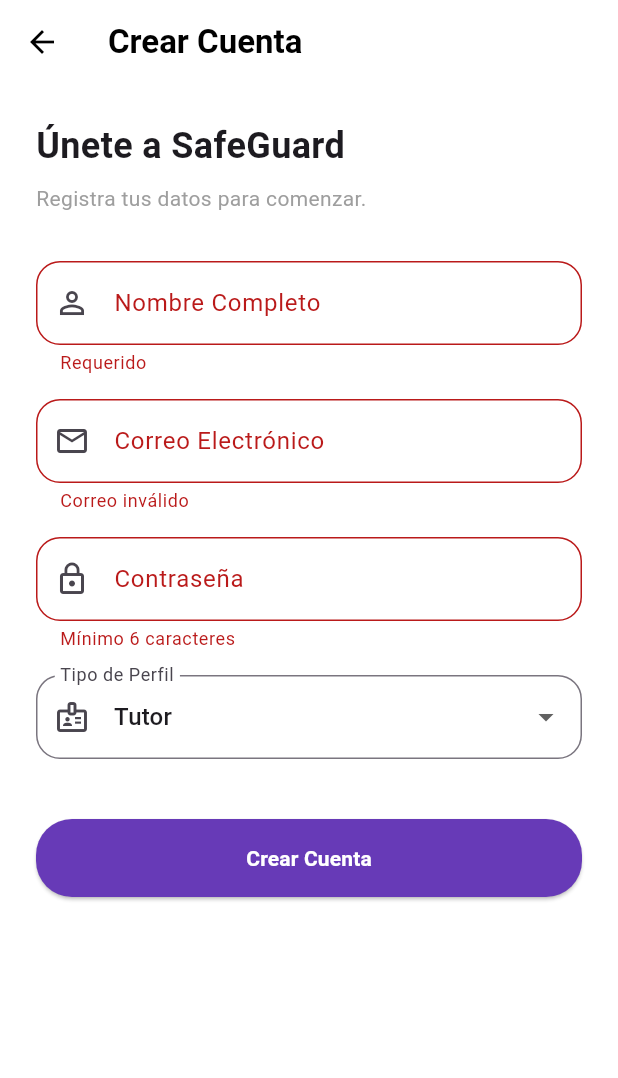
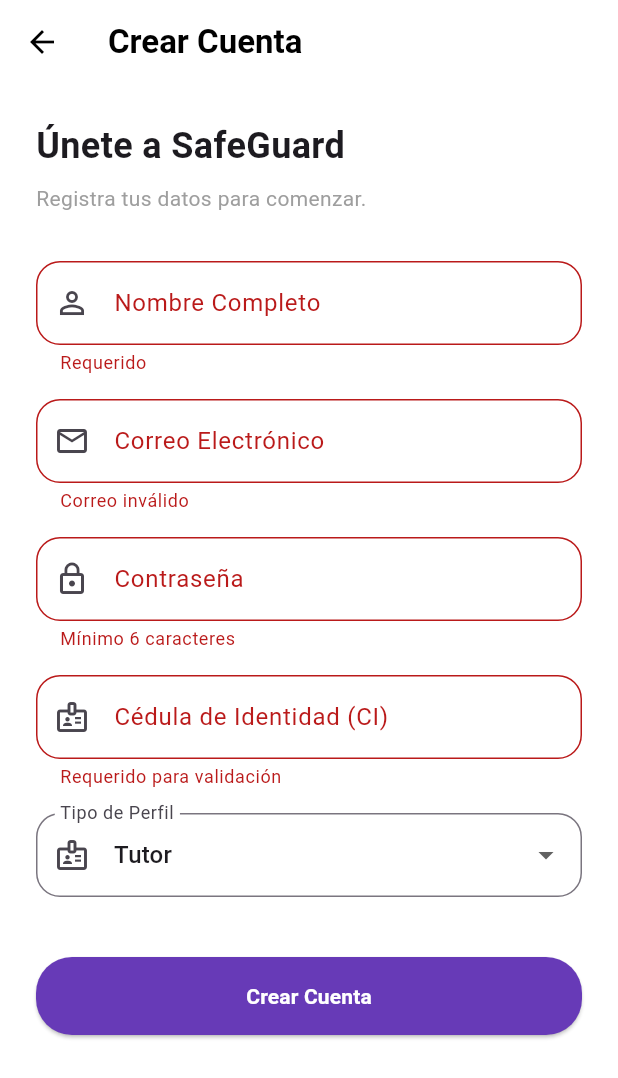
Before and after one commit to LUISALEJANDROSANDOVAL/EduSafe, a Flutter app: the SignUpPage screen opened directly, after a tap on "Crear Cuenta", on a phone screen of 412 x 824 dp. Shown: the top 1078 px of the screen. Run offline on Flutter 3.47's test engine with Material 3 defaults, Android fonts, the phone set to English and light mode, and no system bars; our stand-ins replace camera, flutter_dotenv, supabase_flutter; missing offline and left inert: dart:html, google_mlkit_barcode_scanning, google_mlkit_face_detection; accounts and stored records are empty.

Commit message:
avance brazuco

```diff
--- a/lib/pages/SignUp.dart
+++ b/lib/pages/SignUp.dart
@@ -13,6 +13,7 @@
   final _nameController = TextEditingController();
   final _emailController = TextEditingController();
   final _passwordController = TextEditingController();
+  final _ciController = TextEditingController();
   String _selectedRole = 'Tutor';
   bool _isLoading = false;
 
@@ -21,6 +22,7 @@
     _nameController.dispose();
     _emailController.dispose();
     _passwordController.dispose();
+    _ciController.dispose();
     super.dispose();
   }
 
@@ -30,10 +32,11 @@
     setState(() => _isLoading = true);
     try {
       await SupabaseService().signUp(
+        fullName: _nameController.text.trim(),
         email: _emailController.text.trim(),
         password: _passwordController.text,
-        nombreCompleto: _nameController.text.trim(),
-        rol: _selectedRole,
+        ci: _ciController.text.trim(),
+        role: _selectedRole,
       );
 
       if (mounted) {
@@ -109,6 +112,17 @@
               ),
               const SizedBox(height: 16),
 
+              TextFormField(
+                controller: _ciController,
+                decoration: InputDecoration(
+                  labelText: 'Cédula de Identidad (CI)',
+                  prefixIcon: const Icon(Icons.badge_outlined),
+                  border: OutlineInputBorder(borderRadius: BorderRadius.circular(16)),
+                ),
+                validator: (val) => val == null || val.isEmpty ? 'Requerido para validación' : null,
+              ),
+              const SizedBox(height: 16),
+
               DropdownButtonFormField<String>(
                 value: _selectedRole,
                 decoration: InputDecoration(
```
